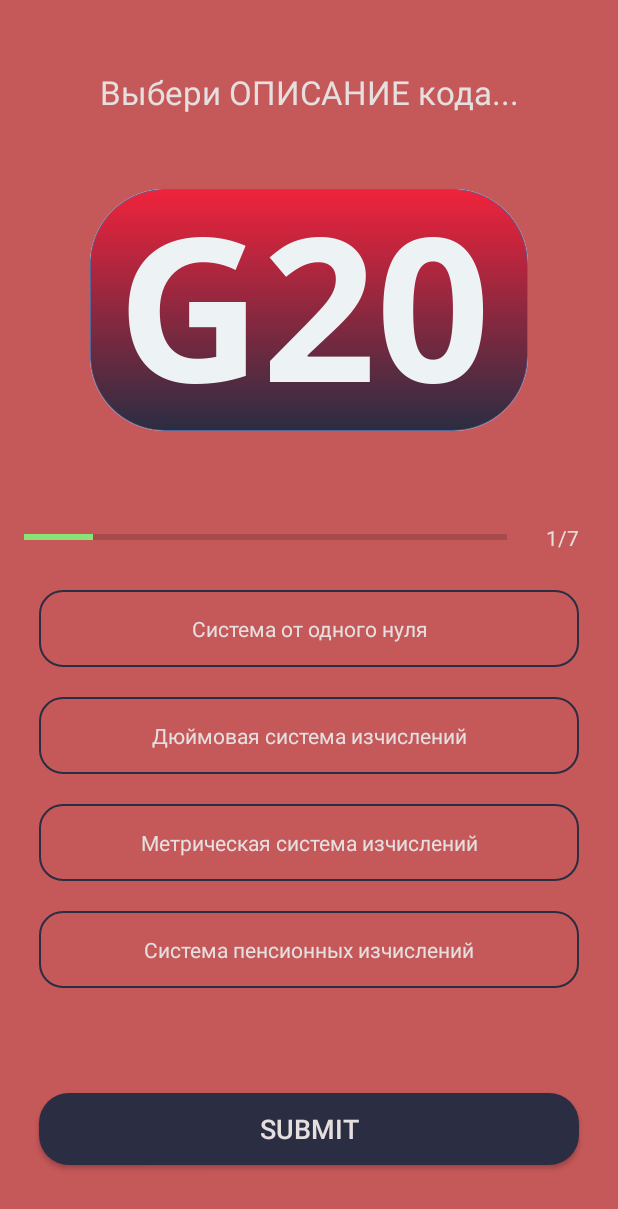
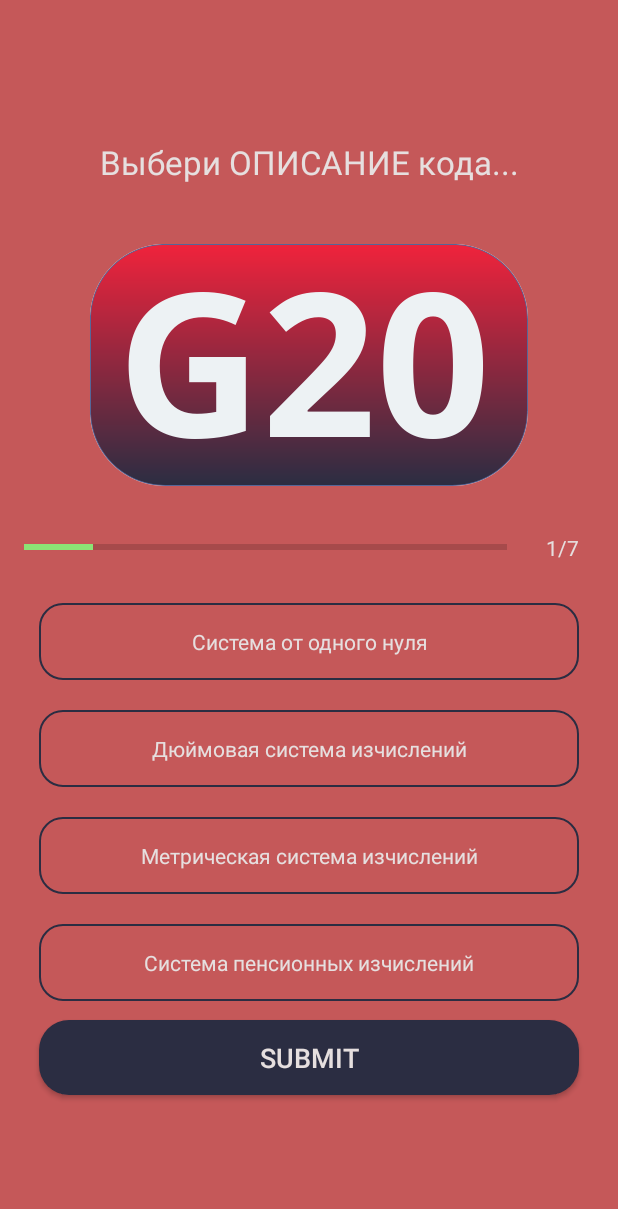
Before and after one commit to DevHuba/cnc-basics-quiz-app, an Android app: the QuizQuestionsActivity screen opened directly, with no data from a screen before it, on a phone screen of 412 x 824 dp. Shown: the top 1209 px of the screen. Run offline under Robolectric (Android 15) with nearby library versions, the phone set to English and light mode, and no system bars.

Commit message:
easy fix of joke image appearance, set the layout for small devices.

```diff
--- a/app/src/main/res/layout/activity_quiz_questions.xml
+++ b/app/src/main/res/layout/activity_quiz_questions.xml
@@ -1,48 +1,46 @@
 <?xml version="1.0" encoding="utf-8"?>
-<ScrollView xmlns:android="http://schemas.android.com/apk/res/android"
-    xmlns:app="http://schemas.android.com/apk/res-auto"
+<LinearLayout xmlns:android="http://schemas.android.com/apk/res/android"
     xmlns:tools="http://schemas.android.com/tools"
     android:layout_width="match_parent"
     android:layout_height="match_parent"
     android:background="@color/color_bg"
-    tools:context=".QuizQuestionsActivity"
-    android:fillViewport="true"
-    tools:ignore="ScrollViewCount">
+    tools:context=".QuizQuestionsActivity">
 
     <LinearLayout
         android:layout_width="match_parent"
-        android:layout_height="wrap_content"
+        android:layout_height="match_parent"
+        android:layout_gravity="center"
         android:gravity="center"
         android:orientation="vertical"
-        android:padding="16dp"
-        >
+        android:padding="16dp">
 
-            <!-- TODO: In image view height and width must be dynamic values-->
+<!--        Joke-->
         <ImageView
             android:id="@+id/imgJoke"
-                android:layout_width="400dp"
-                android:layout_height="700dp"
+            android:layout_width="match_parent"
+            android:layout_height="1700dp"
+            android:layout_gravity="center"
             android:contentDescription="@string/img_joke"
             android:visibility="gone" />
-
+<!--        Question-->
         <TextView
             android:id="@+id/tvQuestion"
             android:layout_width="match_parent"
             android:layout_height="wrap_content"
             android:layout_marginHorizontal="10dp"
-            android:layout_marginBottom="50dp"
+            android:layout_marginBottom="40dp"
             android:gravity="center"
             android:textColor="@color/color_text"
             android:textSize="22sp"
             tools:text="Description of this code" />
-
+<!--        Question image-->
         <ImageView
             android:id="@+id/ivQuestion"
             android:layout_width="wrap_content"
             android:layout_height="wrap_content"
-            android:layout_marginBottom="30dp"
             android:contentDescription="@string/cd_quiz_image" />
 
+<!--        Progress bar-->
         <LinearLayout
             android:layout_width="match_parent"
             android:layout_height="wrap_content"
@@ -71,7 +69,20 @@
                 android:textColor="@color/color_text"
                 android:textSize="14sp"
                 tools:text="2/10" />
+
         </LinearLayout>
+<!--        Answers scroll-->
+        <ScrollView
+            android:layout_width="match_parent"
+            android:layout_height="290dp"
+            android:fillViewport="true">
+
+            <LinearLayout
+                android:layout_width="match_parent"
+                android:layout_height="wrap_content"
+                android:layout_gravity="top"
+                android:gravity="center"
+                android:orientation="vertical">
 
                 <TextView
                     android:id="@+id/tvAnswer1"
@@ -124,15 +135,20 @@
                     android:textSize="14sp"
                     tools:text="Description of this code" />
 
+
+            </LinearLayout>
+
+        </ScrollView>
+<!--        Button-->
         <androidx.appcompat.widget.AppCompatButton
             android:id="@+id/btnSubmit"
             android:layout_width="match_parent"
-            android:layout_height="wrap_content"
+            android:layout_height="50dp"
             android:layout_marginHorizontal="10dp"
-            android:layout_marginTop="60dp"
             android:background="@drawable/btn_submit_style"
             android:textColor="@color/color_text"
             android:textSize="18sp" />
 
     </LinearLayout>
-</ScrollView>
+
+</LinearLayout>
```
Lines whose indentation alone changed are shown as unchanged.
